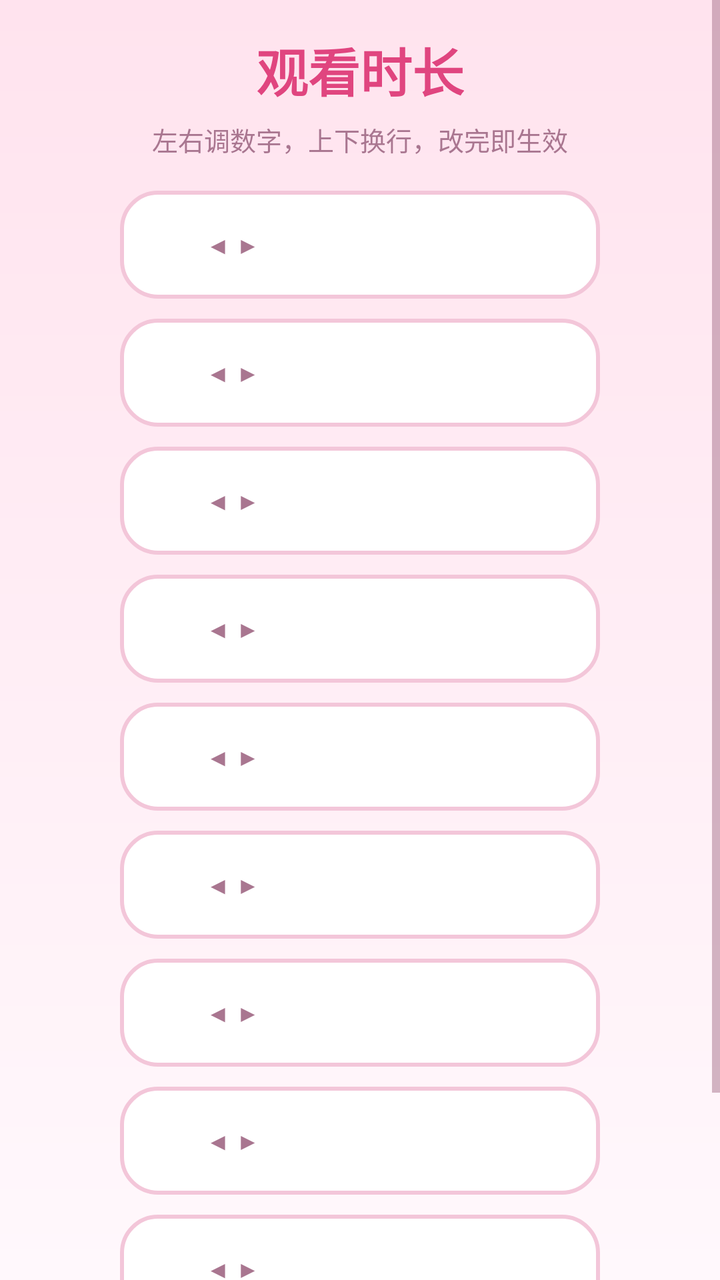
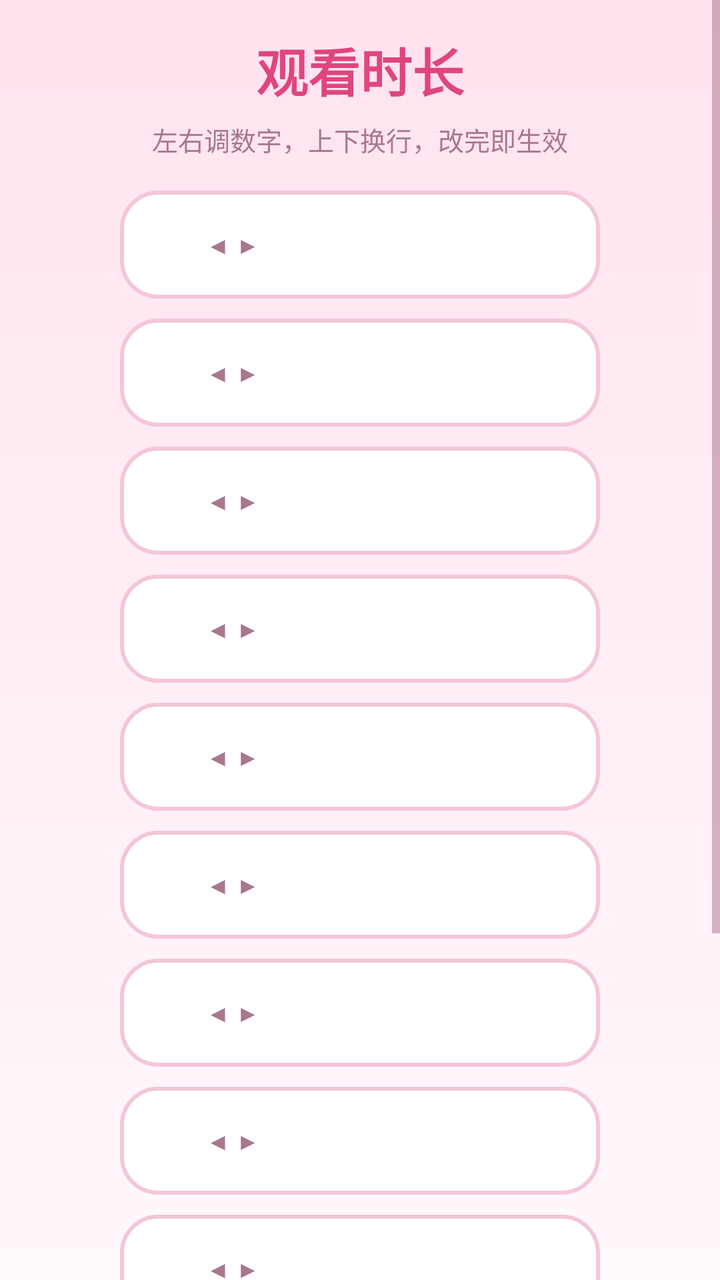

The first picture is an Android layout as it rendered before a commit; the second is the same layout after the commit. The layout source and the unified diff follow.
<!-- AndroidManifest.xml: application theme Theme.Kiosk -->
<!-- res/layout/activity_time_settings.xml -->
<?xml version="1.0" encoding="utf-8"?>
<FrameLayout xmlns:android="http://schemas.android.com/apk/res/android"
    android:layout_width="match_parent"
    android:layout_height="match_parent"
    android:background="?attr/kioskBgWindow">

    <ScrollView
        android:layout_width="match_parent"
        android:layout_height="match_parent"
        android:fillViewport="true">

        <LinearLayout
            android:layout_width="match_parent"
            android:layout_height="wrap_content"
            android:gravity="center_horizontal"
            android:orientation="vertical"
            android:paddingStart="60dp"
            android:paddingTop="16dp"
            android:paddingEnd="60dp"
            android:paddingBottom="16dp">

            <TextView
                android:layout_width="wrap_content"
                android:layout_height="wrap_content"
                android:text="@string/time_settings_title"
                android:textColor="?attr/kioskTitle"
                android:textSize="26sp"
                android:textStyle="bold" />

            <TextView
                android:layout_width="wrap_content"
                android:layout_height="wrap_content"
                android:layout_marginTop="6dp"
                android:layout_marginBottom="16dp"
                android:text="@string/time_settings_tip"
                android:textColor="?attr/kioskTextDim"
                android:textSize="13sp" />

            <include
                android:id="@+id/rowSingle"
                layout="@layout/item_time_row"
                android:layout_width="match_parent"
                android:layout_height="wrap_content"
                android:layout_marginBottom="10dp" />

            <include
                android:id="@+id/rowRest"
                layout="@layout/item_time_row"
                android:layout_width="match_parent"
                android:layout_height="wrap_content"
                android:layout_marginBottom="10dp" />

            <include
                android:id="@+id/rowDaily"
                layout="@layout/item_time_row"
                android:layout_width="match_parent"
                android:layout_height="wrap_content"
                android:layout_marginBottom="10dp" />

            <include
                android:id="@+id/rowGate"
                layout="@layout/item_time_row"
                android:layout_width="match_parent"
                android:layout_height="wrap_content"
                android:layout_marginBottom="10dp" />

            <include
                android:id="@+id/rowAuto"
                layout="@layout/item_time_row"
                android:layout_width="match_parent"
                android:layout_height="wrap_content"
                android:layout_marginBottom="10dp" />

            <include
                android:id="@+id/rowVoice"
                layout="@layout/item_time_row"
                android:layout_width="match_parent"
                android:layout_height="wrap_content"
                android:layout_marginBottom="10dp" />

            <include
                android:id="@+id/rowPreview"
                layout="@layout/item_time_row"
                android:layout_width="match_parent"
                android:layout_height="wrap_content"
                android:layout_marginBottom="10dp" />

            <include
                android:id="@+id/rowReset"
                layout="@layout/item_time_row"
                android:layout_width="match_parent"
                android:layout_height="wrap_content"
                android:layout_marginBottom="10dp" />

            <include
                android:id="@+id/rowDefault"
                layout="@layout/item_time_row"
                android:layout_width="match_parent"
                android:layout_height="wrap_content"
                android:layout_marginBottom="18dp" />

            <TextView
                android:id="@+id/btnBack"
                android:layout_width="wrap_content"
                android:layout_height="wrap_content"
                android:background="?attr/kioskPill"
                android:clickable="true"
                android:focusable="true"
                android:minWidth="180dp"
                android:paddingStart="44dp"
                android:paddingTop="14dp"
                android:paddingEnd="44dp"
                android:paddingBottom="14dp"
                android:text="@string/back"
                android:textColor="?attr/kioskText"
                android:textSize="18sp"
                android:gravity="center" />
        </LinearLayout>
    </ScrollView>
</FrameLayout>
<!-- res/layout/item_time_row.xml (included above) -->
<?xml version="1.0" encoding="utf-8"?>
<LinearLayout xmlns:android="http://schemas.android.com/apk/res/android"
    android:layout_width="match_parent"
    android:layout_height="wrap_content"
    android:background="?attr/kioskRow"
    android:clickable="true"
    android:focusable="true"
    android:gravity="center_vertical"
    android:minHeight="54dp"
    android:orientation="horizontal"
    android:paddingStart="22dp"
    android:paddingTop="9dp"
    android:paddingEnd="22dp"
    android:paddingBottom="9dp">

    <TextView
        android:id="@+id/rowLabel"
        android:layout_width="0dp"
        android:layout_height="wrap_content"
        android:layout_weight="1"
        android:text=""
        android:textColor="?attr/kioskText"
        android:textSize="19sp" />

    <TextView
        android:id="@+id/rowHint"
        android:layout_width="wrap_content"
        android:layout_height="wrap_content"
        android:layout_marginStart="8dp"
        android:layout_marginEnd="8dp"
        android:text="◀ ▶"
        android:textColor="?attr/kioskTextDim"
        android:textSize="12sp" />

    <TextView
        android:id="@+id/rowValue"
        android:layout_width="wrap_content"
        android:layout_height="wrap_content"
        android:gravity="end"
        android:minWidth="140dp"
        android:text=""
        android:textColor="?attr/kioskTitle"
        android:textSize="19sp"
        android:textStyle="bold" />

</LinearLayout>
<!-- resources referenced by this layout -->
<resources>
  <string name="back">返回</string>
  <string name="time_settings_tip">左右调数字，上下换行，改完即生效</string>
  <string name="time_settings_title">观看时长</string>
  <!-- drawable bg_window_cream (drawable) -->
  <?xml version="1.0" encoding="utf-8"?>
  <layer-list xmlns:android="http://schemas.android.com/apk/res/android">
      <item>
          <shape android:shape="rectangle">
              <gradient
                  android:angle="270"
                  android:endColor="#FFF8FC"
                  android:startColor="#FFE3EE"
                  android:type="linear" />
          </shape>
      </item>
  </layer-list>
  <color name="cream_accent">#FF6FAE</color>
  <color name="cream_deep">#E0457F</color>
  <color name="cream_text">#6B3B52</color>
  <color name="cream_dim">#A97690</color>
  <color name="cream_ripple">#66E8558F</color>
  <!-- drawable bg_card_cream (drawable) -->
  <?xml version="1.0" encoding="utf-8"?>
  <selector xmlns:android="http://schemas.android.com/apk/res/android">
      <item android:state_focused="true">
          <shape android:shape="rectangle">
              <solid android:color="#FFFFFF" />
              <corners android:radius="28dp" />
              <stroke android:width="6dp" android:color="#FF6FAE" />
          </shape>
      </item>
      <item android:state_pressed="true">
          <shape android:shape="rectangle">
              <solid android:color="#FFF0F6" />
              <corners android:radius="28dp" />
              <stroke android:width="3dp" android:color="#E0457F" />
          </shape>
      </item>
      <item>
          <shape android:shape="rectangle">
              <solid android:color="#FFFFFF" />
              <corners android:radius="28dp" />
              <stroke android:width="2dp" android:color="#F3C6D9" />
          </shape>
      </item>
  </selector>
  <!-- drawable bg_pill_cream (drawable) -->
  <?xml version="1.0" encoding="utf-8"?>
  <selector xmlns:android="http://schemas.android.com/apk/res/android">
      <item android:state_pressed="true">
          <shape android:shape="rectangle">
              <solid android:color="#FF6FAE" />
              <corners android:radius="26dp" />
          </shape>
      </item>
      <item android:state_focused="true">
          <shape android:shape="rectangle">
              <solid android:color="#FFD6E7" />
              <corners android:radius="26dp" />
              <stroke android:width="3dp" android:color="#FF6FAE" />
          </shape>
      </item>
      <item>
          <shape android:shape="rectangle">
              <solid android:color="#FFFFFF" />
              <corners android:radius="26dp" />
              <stroke android:width="2dp" android:color="#F3C6D9" />
          </shape>
      </item>
  </selector>
  <!-- drawable bg_panel_cream (drawable) -->
  <?xml version="1.0" encoding="utf-8"?>
  <shape xmlns:android="http://schemas.android.com/apk/res/android"
      android:shape="rectangle">
      <solid android:color="#FFFFFF" />
      <corners android:radius="32dp" />
      <stroke android:width="3dp" android:color="#FFD6E7" />
  </shape>
  <color name="cream_error">#D6336C</color>
  <!-- drawable bg_dialog_cream (drawable) -->
  <?xml version="1.0" encoding="utf-8"?>
  <layer-list xmlns:android="http://schemas.android.com/apk/res/android">
      <item
          android:bottom="6dp"
          android:left="6dp"
          android:right="6dp"
          android:top="6dp">
          <shape android:shape="rectangle">
              <solid android:color="#FFFFFF" />
              <corners android:radius="18dp" />
              <stroke android:width="2dp" android:color="#F3C6D9" />
          </shape>
      </item>
  </layer-list>
  <!-- unchanged entries left out for length: 4 -->
</resources>

<!-- the commit's change to res/layout/activity_time_settings.xml (unified diff, before → after) -->
@@ -52,6 +52,20 @@
 
             <include
                 android:id="@+id/rowDaily"
+                layout="@layout/item_time_row"
+                android:layout_width="match_parent"
+                android:layout_height="wrap_content"
+                android:layout_marginBottom="10dp" />
+
+            <include
+                android:id="@+id/rowQuiz"
+                layout="@layout/item_time_row"
+                android:layout_width="match_parent"
+                android:layout_height="wrap_content"
+                android:layout_marginBottom="10dp" />
+
+            <include
+                android:id="@+id/rowGrade"
                 layout="@layout/item_time_row"
                 android:layout_width="match_parent"
                 android:layout_height="wrap_content"
